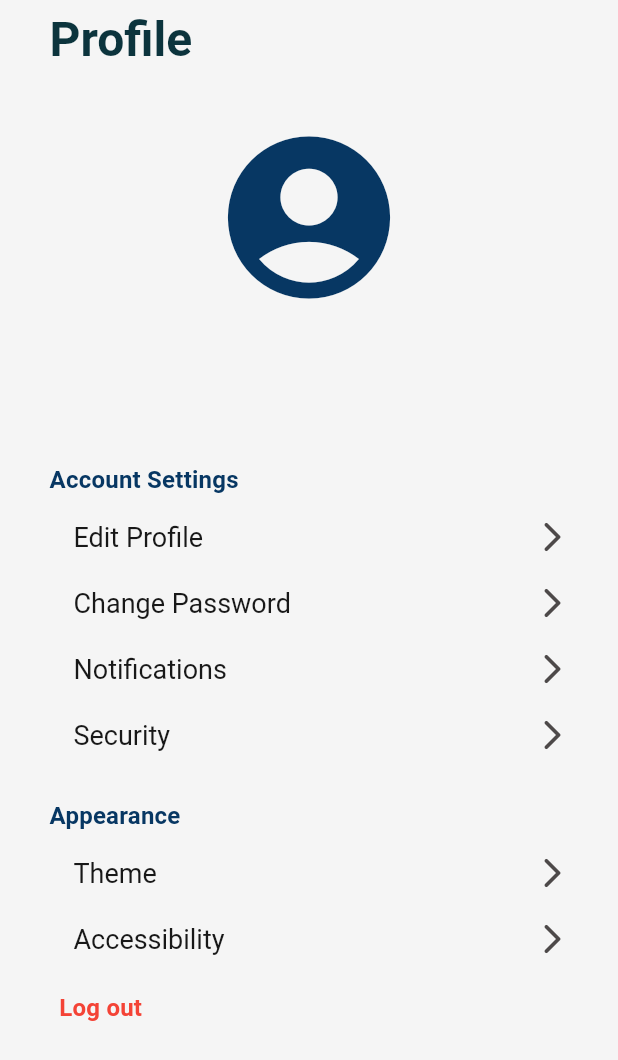
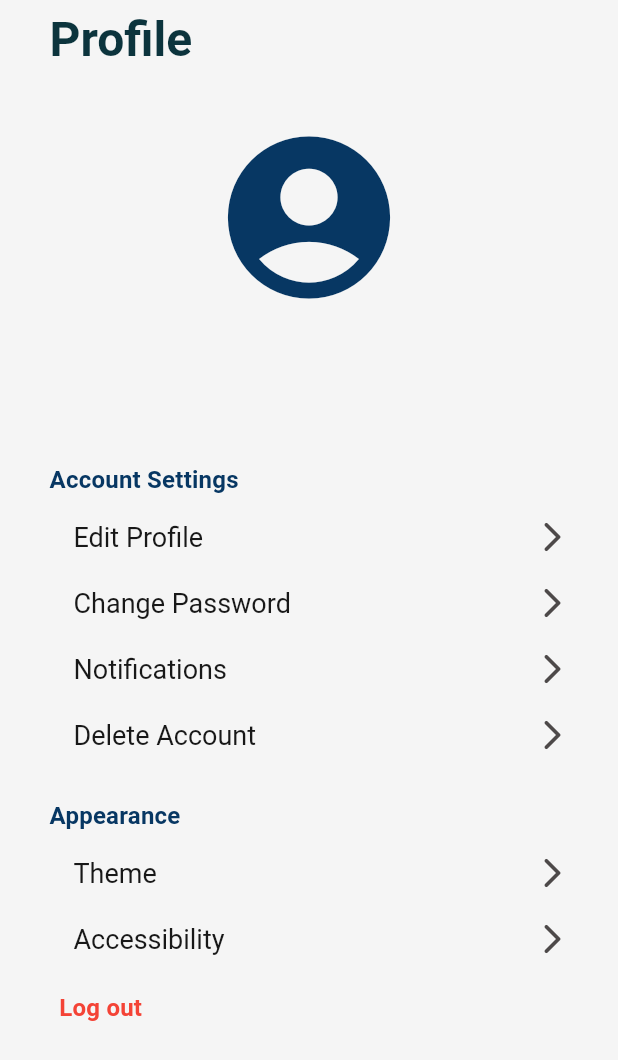
Before and after one commit to manuelcabrera1/surbased, a Flutter app: the UserProfile screen opened directly, on a phone screen of 412 x 824 dp. Shown: the top 1060 px of the screen. Run offline on Flutter 3.47's test engine with Material 3 defaults, Android fonts, the phone set to English and light mode, and no system bars; our stand-ins replace firebase_core, firebase_messaging, fl_chart, flutter_dotenv, permission_handler, shared_preferences and 1 more; missing offline and left inert: flutter_downloader; accounts and stored records are empty; generated files the repository leaves out were written again.

Commit message:
feat: delete user account

```diff
--- a/client/surbased/lib/src/config/app_routes.dart
+++ b/client/surbased/lib/src/config/app_routes.dart
@@ -18,7 +18,7 @@ import 'package:surbased/src/user/application/pages/user_details_page.dart';
 import 'package:surbased/src/user/application/pages/user_edit_info_page.dart';
 import 'package:surbased/src/user/application/pages/user_edit_password_page.dart';
 import 'package:surbased/src/user/application/pages/user_notifications_page.dart';
-import 'package:surbased/src/user/application/pages/user_security_page.dart';
+import 'package:surbased/src/user/application/pages/user_delete_account_page.dart';
 import 'package:surbased/src/user/application/pages/user_theme_page.dart';
 
 class AppRoutes {
@@ -36,7 +36,7 @@ class AppRoutes {
   static const String userEditInfo = '/user/edit/info';
   static const String userEditPassword = '/user/edit/password';
   static const String userNotifications = '/user/notifications';
-  static const String userSecurity = '/user/security';
+  static const String userDeleteAccount = '/user/delete-account';
   static const String userTheme = '/user/theme';
   static const String userAccessibility = '/user/accessibility';
   static const String userDetails = '/user/details';
@@ -57,7 +57,7 @@ class AppRoutes {
     userEditInfo: (_) => const UserEditInfoPage(),
     userEditPassword: (_) => const UserEditPasswordPage(),
     userNotifications: (_) => const UserNotificationsPage(),
-    userSecurity: (_) => const UserSecurityPage(),
+    userDeleteAccount: (_) => const UserDeleteAccountPage(),
     userTheme: (_) => const UserThemePage(),
     userAccessibility: (_) => const UserAccessibilityPage(),
     userDetails: (context) => UserDetailsPage(userId: ModalRoute.of(context)!.settings.arguments as String),
--- a/client/surbased/lib/src/shared/infrastructure/lang/intl_en.arb
+++ b/client/surbased/lib/src/shared/infrastructure/lang/intl_en.arb
@@ -128,7 +128,17 @@
     "password_change": "Change Password",
     "password_dont_match": "Passwords do not match",
     "notifications_page_title": "Notifications",
-    "security_page_title": "Security",
+    "delete_account_page_title": "Delete Account",
+    "delete_account_warning": "Are you sure you want to delete your account?",
+    "delete_account_description": "Once you delete your account, all your data will be permanently removed. This includes:",
+    "delete_account_data_surveys": "• Your surveys and responses",
+    "delete_account_data_personal": "• Your personal information",
+    "delete_account_data_settings": "• Your settings and preferences",
+    "delete_account_confirm": "I understand that this action is permanent",
+    "delete_account_password": "Enter your password to confirm",
+    "delete_account_button": "Delete my account",
+    "delete_account_success": "Your account has been successfully deleted",
+    "delete_account_error": "Error deleting account. Please check your password and try again",
     "theme_page_title": "Theme",
     "theme_configuration": "Theme Configuration",
     "theme_light": "Light Theme",
--- a/client/surbased/lib/src/shared/infrastructure/lang/intl_es.arb
+++ b/client/surbased/lib/src/shared/infrastructure/lang/intl_es.arb
@@ -126,7 +126,17 @@
     "password_change": "Cambiar contraseña",
     "password_dont_match": "Las contraseñas no coinciden",
     "notifications_page_title": "Notificaciones",
-    "security_page_title": "Seguridad",
+    "delete_account_page_title": "Eliminar Cuenta",
+    "delete_account_warning": "Advertencia: Esta acción no se puede deshacer",
+    "delete_account_description": "Una vez que elimines tu cuenta, todos tus datos serán eliminados permanentemente. Esto incluye:",
+    "delete_account_data_surveys": "• Tus encuestas y respuestas",
+    "delete_account_data_personal": "• Tu información personal",
+    "delete_account_data_settings": "• Tus ajustes y preferencias",
+    "delete_account_confirm": "Entiendo que esta acción es permanente",
+    "delete_account_password": "Introduce tu contraseña para confirmar",
+    "delete_account_button": "Eliminar mi cuenta",
+    "delete_account_success": "Tu cuenta ha sido eliminada correctamente",
+    "delete_account_error": "Error al eliminar la cuenta. Por favor, verifica tu contraseña e inténtalo de nuevo",
     "theme_page_title": "Tema",
     "theme_configuration": "Configuración del tema",
     "theme_light": "Tema claro",
--- a/client/surbased/lib/src/user/application/pages/user_security_page.dart
+++ /dev/null
@@ -1,25 +0,0 @@
-import 'package:flutter/material.dart';
-import 'package:flutter_gen/gen_l10n/app_localizations.dart';
-
-class UserSecurityPage extends StatefulWidget {
-  const UserSecurityPage({super.key});
-
-  @override
-  State<UserSecurityPage> createState() => _UserSecurityPageState();
-}
-
-class _UserSecurityPageState extends State<UserSecurityPage> {
-  @override
-  Widget build(BuildContext context) {
-    final t = AppLocalizations.of(context)!;
-    return Scaffold(
-        appBar: AppBar(
-          title: Text(t.security_page_title),
-          leading: IconButton(
-            onPressed: () => Navigator.pop(context),
-            icon: const Icon(Icons.arrow_back),
-          ),
-        ),
-        body: const Center(child: Text('User Security Page')));
-  }
-}
--- a/client/surbased/lib/src/user/application/widgets/user_form.dart
+++ b/client/surbased/lib/src/user/application/widgets/user_form.dart
@@ -27,7 +27,7 @@ class _UserFormState extends State<UserForm> {
   final _passwordController = TextEditingController();
   DateTime? _birthdate;
   String? _gender;
-  String? _selectedRole;
+  String _selectedRole = "participant";
 
   @override
   void dispose() {
@@ -51,7 +51,7 @@ class _UserFormState extends State<UserForm> {
         final isRegistered = await authProvider.register(
             _nameController.text,
             _lastNameController.text,
-            _selectedRole!,
+            _selectedRole,
             _organizationController.text,
             _emailController.text,
             _passwordController.text,
@@ -60,7 +60,7 @@ class _UserFormState extends State<UserForm> {
 
         if (isRegistered) {
           if (mounted) {
-            widget.isCreate ? _navigateToLogin() : Navigator.popUntil(context, (route) => route.isFirst);
+            !widget.isCreate ? _navigateToLogin() : Navigator.popUntil(context, (route) => route.isFirst);
           }
         } else {
           if (mounted) {
--- a/client/surbased/lib/src/user/application/widgets/user_profile.dart
+++ b/client/surbased/lib/src/user/application/widgets/user_profile.dart
@@ -66,8 +66,8 @@ class _UserProfileState extends State<UserProfile> {
       t.notifications_page_title: () {
         Navigator.pushNamed(context, AppRoutes.userNotifications);
       },
-      t.security_page_title: () {
-        Navigator.pushNamed(context, AppRoutes.userSecurity);
+      t.delete_account_page_title: () {
+        Navigator.pushNamed(context, AppRoutes.userDeleteAccount);
       },
     };
     final appearanceSettings = {
```
Also changed, not shown: client/surbased/lib/src/auth/application/provider/auth_provider.dart (+28 -0 lines), client/surbased/lib/src/auth/infrastructure/auth_service.dart (+24 -0 lines), client/surbased/lib/src/user/application/pages/user_delete_account_page.dart (added, +154 -0 lines), 4 other files.
